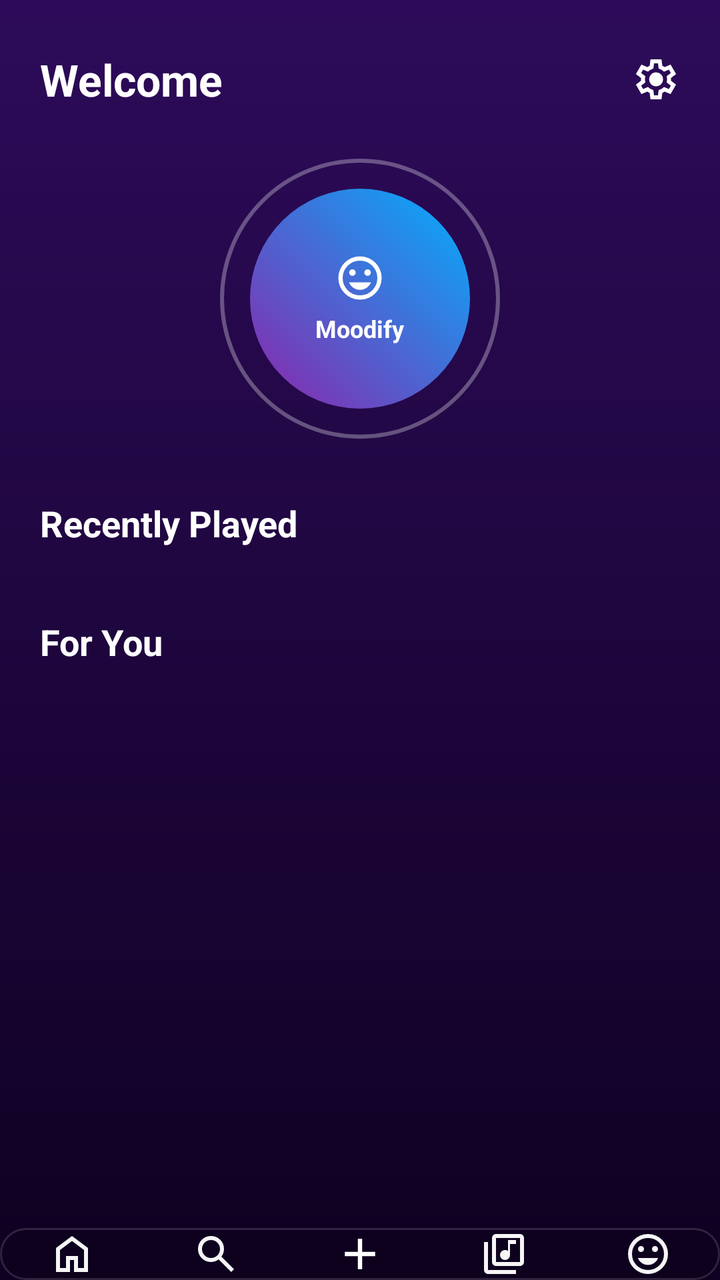
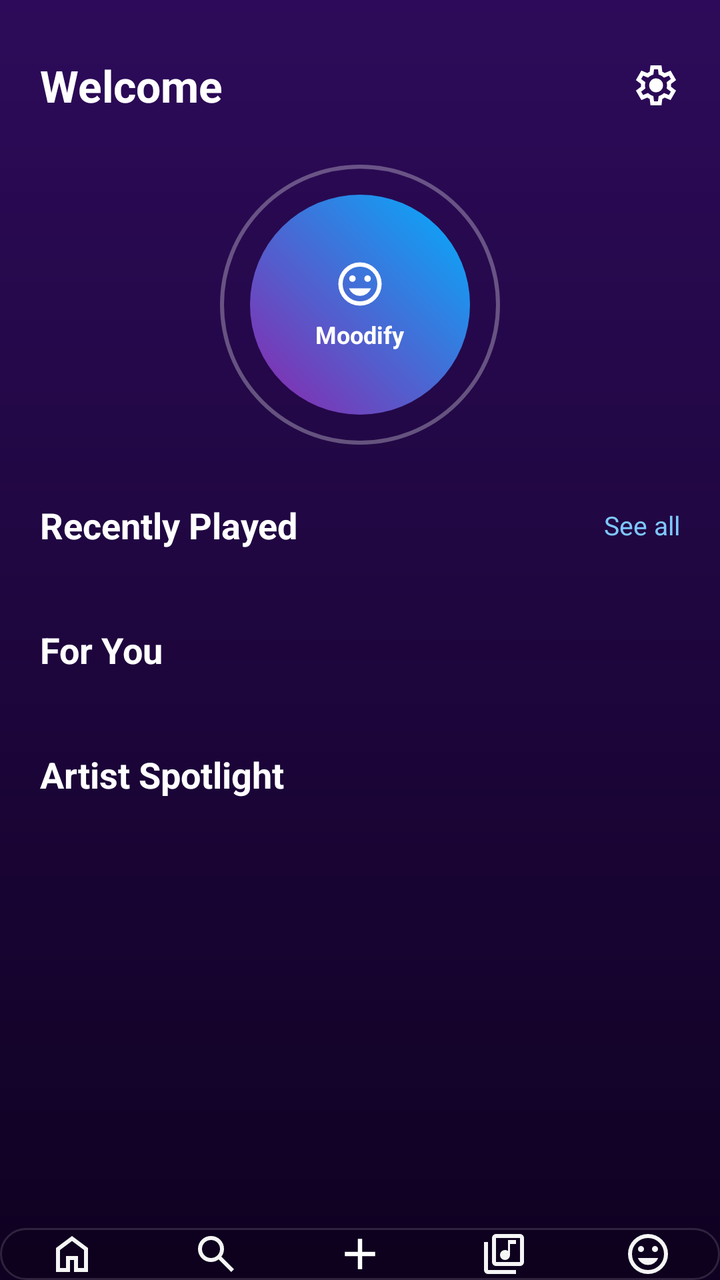

The first picture is an Android layout as it rendered before a commit; the second is the same layout after the commit. The layout source and the unified diff follow.
<!-- AndroidManifest.xml: application theme Theme.Tuneify_Final_Project -->
<!-- res/layout/activity_home_home.xml -->
<?xml version="1.0" encoding="utf-8"?>
<androidx.constraintlayout.widget.ConstraintLayout
    xmlns:android="http://schemas.android.com/apk/res/android"
    xmlns:app="http://schemas.android.com/apk/res-auto"
    xmlns:tools="http://schemas.android.com/tools"
    android:id="@+id/main"
    android:layout_width="match_parent"
    android:layout_height="match_parent"
    android:background="@drawable/bg_main_gradient">

    <TextView
        android:id="@+id/tv_home_welcome"
        android:layout_width="wrap_content"
        android:layout_height="wrap_content"
        android:text="Welcome"
        android:textColor="#FFFFFF"
        android:textSize="22sp"
        android:textStyle="bold"
        android:layout_marginTop="25dp"
        android:layout_marginStart="20dp"
        app:layout_constraintTop_toTopOf="parent"
        app:layout_constraintStart_toStartOf="parent"/>

    <ImageView
        android:id="@+id/iv_home_settings"
        android:layout_width="24dp"
        android:layout_height="24dp"
        android:layout_marginEnd="20dp"
        android:src="@drawable/settings_icon"
        app:tint="#FFFFFF"
        app:layout_constraintTop_toTopOf="@id/tv_home_welcome"
        app:layout_constraintBottom_toBottomOf="@id/tv_home_welcome"
        app:layout_constraintEnd_toEndOf="parent"/>

    <androidx.core.widget.NestedScrollView
        android:layout_width="match_parent"
        android:layout_height="0dp"
        android:layout_marginTop="10dp"
        android:fillViewport="true"
        app:layout_constraintTop_toBottomOf="@id/tv_home_welcome"
        app:layout_constraintBottom_toTopOf="@id/bottom_nav_container">

        <LinearLayout
            android:layout_width="match_parent"
            android:layout_height="wrap_content"
            android:orientation="vertical"
            android:paddingBottom="20dp">

            <FrameLayout
                android:layout_width="wrap_content"
                android:layout_height="wrap_content"
                android:layout_gravity="center"
                android:layout_marginTop="15dp">

                <View
                    android:layout_width="140dp"
                    android:layout_height="140dp"
                    android:background="@drawable/mood_circle_perimeter"/>

                <LinearLayout
                    android:id="@+id/btn_scan_mood"
                    android:layout_width="110dp"
                    android:layout_height="110dp"
                    android:layout_gravity="center"
                    android:background="@drawable/mood_circle_gradient"
                    android:gravity="center"
                    android:orientation="vertical"
                    android:clickable="true"
                    android:focusable="true">

                    <ImageView
                        android:layout_width="26dp"
                        android:layout_height="26dp"
                        android:src="@drawable/mood_icon"
                        app:tint="#FFFFFF"/>

                    <TextView
                        android:layout_width="wrap_content"
                        android:layout_height="wrap_content"
                        android:text="Moodify"
                        android:textColor="#FFFFFF"
                        android:textStyle="bold"
                        android:textSize="12sp"
                        android:layout_marginTop="4dp"/>
                </LinearLayout>
            </FrameLayout>

            <TextView
                android:layout_width="wrap_content"
                android:layout_height="wrap_content"
                android:text="Recently Played"
                android:textColor="#FFFFFF"
                android:textSize="18sp"
                android:textStyle="bold"
                android:layout_marginStart="20dp"
                android:layout_marginTop="30dp"/>

            <androidx.recyclerview.widget.RecyclerView
                android:id="@+id/rv_recent_playlists"
                android:layout_width="match_parent"
                android:layout_height="wrap_content"
                android:layout_marginTop="10dp"
                android:orientation="horizontal"
                android:paddingStart="12dp"
                android:clipToPadding="false"
                app:layoutManager="androidx.recyclerview.widget.LinearLayoutManager"
                tools:listitem="@layout/item_recent_song"/>

            <TextView
                android:layout_width="wrap_content"
                android:layout_height="wrap_content"
                android:text="For You"
                android:textColor="#FFFFFF"
                android:textSize="18sp"
                android:textStyle="bold"
                android:layout_marginStart="20dp"
                android:layout_marginTop="25dp"/>

            <androidx.recyclerview.widget.RecyclerView
                android:id="@+id/rv_for_you"
                android:layout_width="match_parent"
                android:layout_height="wrap_content"
                android:layout_marginTop="10dp"
                android:paddingHorizontal="15dp"
                app:layoutManager="androidx.recyclerview.widget.LinearLayoutManager"
                tools:listitem="@layout/item_playlist_row"/>

        </LinearLayout>
    </androidx.core.widget.NestedScrollView>


    <include
        android:id="@+id/cv_now_playing_bar"
        layout="@layout/layout_now_playing_bar"
        android:layout_width="0dp"
        android:layout_height="68dp"
        android:visibility="gone"
        app:layout_constraintBottom_toTopOf="@id/bottom_nav_container"
        app:layout_constraintStart_toStartOf="parent"
        app:layout_constraintEnd_toEndOf="parent" />

    
    <include
        android:id="@+id/bottom_nav_container"
        layout="@layout/layout_bottom_nav"
        android:layout_width="0dp"
        android:layout_height="wrap_content"
        app:layout_constraintBottom_toBottomOf="parent"
        app:layout_constraintStart_toStartOf="parent"
        app:layout_constraintEnd_toEndOf="parent" />

</androidx.constraintlayout.widget.ConstraintLayout>
<!-- res/layout/item_recent_song.xml (included above) -->
<?xml version="1.0" encoding="utf-8"?>
<LinearLayout xmlns:android="http://schemas.android.com/apk/res/android"
    xmlns:app="http://schemas.android.com/apk/res-auto"
    android:layout_width="160dp"
    android:layout_height="wrap_content"
    android:orientation="vertical"
    android:layout_margin="8dp"
    android:padding="12dp"
    android:background="@drawable/glass_card">

    <com.google.android.material.imageview.ShapeableImageView
        android:id="@+id/iv_playlist_thumb"
        android:layout_width="match_parent"
        android:layout_height="120dp"
        android:scaleType="centerCrop"
        android:src="@android:drawable/ic_menu_gallery"
        app:shapeAppearanceOverlay="@style/RoundedSquare" />

    <TextView
        android:id="@+id/tv_playlist_title"
        android:layout_width="match_parent"
        android:layout_height="wrap_content"
        android:text="Workout Playlist"
        android:textColor="#FFFFFF"
        android:textStyle="bold"
        android:textSize="14sp"
        android:layout_marginTop="10dp"
        android:maxLines="1"/>

    <TextView
        android:id="@+id/tv_playlist_artist"
        android:layout_width="match_parent"
        android:layout_height="wrap_content"
        android:text="M83"
        android:textColor="#B3FFFFFF"
        android:textSize="12sp"
        android:maxLines="1"/>
</LinearLayout>
<!-- res/layout/item_playlist_row.xml (included above) -->
<?xml version="1.0" encoding="utf-8"?>
<androidx.cardview.widget.CardView
    xmlns:android="http://schemas.android.com/apk/res/android"
    xmlns:app="http://schemas.android.com/apk/res-auto"
    android:layout_width="match_parent"
    android:layout_height="wrap_content"
    android:layout_marginVertical="6dp"
    app:cardBackgroundColor="#1AFFFFFF"
    app:cardCornerRadius="12dp"
    app:cardElevation="0dp">

    <LinearLayout
        android:layout_width="match_parent"
        android:layout_height="wrap_content"
        android:gravity="center_vertical"
        android:orientation="horizontal"
        android:padding="10dp">

        <androidx.cardview.widget.CardView
            android:layout_width="60dp"
            android:layout_height="60dp"
            app:cardCornerRadius="8dp"
            app:cardElevation="0dp">
            <ImageView
                android:id="@+id/iv_playlist_thumb"
                android:layout_width="match_parent"
                android:layout_height="match_parent"
                android:scaleType="centerCrop"
                android:src="@android:drawable/ic_menu_gallery" />
        </androidx.cardview.widget.CardView>

        <LinearLayout
            android:layout_width="0dp"
            android:layout_height="wrap_content"
            android:layout_marginStart="15dp"
            android:layout_weight="1"
            android:orientation="vertical">
            <TextView
                android:id="@+id/tv_playlist_name"
                android:layout_width="wrap_content"
                android:layout_height="wrap_content"
                android:text="Playlist Name"
                android:textColor="#FFFFFF"
                android:textSize="16sp"
                android:textStyle="bold" />
            <TextView
                android:id="@+id/tv_playlist_details"
                android:layout_width="wrap_content"
                android:layout_height="wrap_content"
                android:text="Subtitle info"
                android:textColor="#B3FFFFFF"
                android:textSize="13sp" />
        </LinearLayout>
    </LinearLayout>
</androidx.cardview.widget.CardView>
<!-- res/layout/layout_now_playing_bar.xml (included above) -->
<?xml version="1.0" encoding="utf-8"?>
<RelativeLayout
    xmlns:android="http://schemas.android.com/apk/res/android"
    xmlns:app="http://schemas.android.com/apk/res-auto"
    android:id="@+id/cv_now_playing_bar"
    android:layout_width="match_parent"
    android:layout_height="64dp"
    android:layout_marginStart="12dp"
    android:layout_marginEnd="12dp"
    android:layout_marginBottom="8dp"
    android:background="@drawable/glass_card"
    android:paddingStart="10dp"
    android:paddingEnd="10dp">

    
    <ImageView
        android:id="@+id/iv_now_playing_thumb"
        android:layout_width="46dp"
        android:layout_height="46dp"
        android:layout_centerVertical="true"
        android:layout_alignParentStart="true"
        android:scaleType="centerCrop"
        android:src="@drawable/add_playlist_cover" />

    
    <ImageView
        android:id="@+id/iv_now_playing_play_pause"
        android:layout_width="36dp"
        android:layout_height="36dp"
        android:layout_alignParentEnd="true"
        android:layout_centerVertical="true"
        android:layout_marginEnd="4dp"
        android:src="@drawable/play_icon"
        app:tint="#FFFFFF" />

    
    <LinearLayout
        android:layout_width="match_parent"
        android:layout_height="wrap_content"
        android:layout_toEndOf="@id/iv_now_playing_thumb"
        android:layout_toStartOf="@id/iv_now_playing_play_pause"
        android:layout_centerVertical="true"
        android:layout_marginStart="12dp"
        android:layout_marginEnd="8dp"
        android:orientation="vertical">

        <TextView
            android:id="@+id/tv_now_playing_title"
            android:layout_width="match_parent"
            android:layout_height="wrap_content"
            android:text="Not Playing"
            android:textColor="#FFFFFF"
            android:textStyle="bold"
            android:textSize="14sp"
            android:maxLines="1"
            android:ellipsize="marquee"
            android:marqueeRepeatLimit="marquee_forever"
            android:focusable="true"
            android:focusableInTouchMode="true"
            android:singleLine="true"/>

        <TextView
            android:id="@+id/tv_now_playing_artist"
            android:layout_width="match_parent"
            android:layout_height="wrap_content"
            android:text="Select a song"
            android:textColor="#DDFFFFFF"
            android:textSize="12sp"
            android:maxLines="1"
            android:ellipsize="end"/>

    </LinearLayout>

</RelativeLayout>
<!-- res/layout/layout_bottom_nav.xml (included above) -->
<?xml version="1.0" encoding="utf-8"?>
<LinearLayout xmlns:android="http://schemas.android.com/apk/res/android"
    xmlns:app="http://schemas.android.com/apk/res-auto"
    android:id="@+id/bottom_nav_container"
    android:layout_width="match_parent"
    android:layout_height="64dp"
    android:layout_marginStart="20dp"
    android:layout_marginEnd="20dp"
    android:layout_marginBottom="18dp"
    android:background="@drawable/glass_card"
    android:orientation="horizontal"
    android:weightSum="5"
    android:gravity="center"
    android:elevation="8dp">

    <ImageView
        android:id="@+id/nav_home"
        android:layout_width="0dp"
        android:layout_height="24dp"
        android:layout_weight="1"
        android:src="@drawable/home_icon"
        app:tint="#B3FFFFFF"/>

    <ImageView
        android:id="@+id/nav_search"
        android:layout_width="0dp"
        android:layout_height="24dp"
        android:layout_weight="1"
        android:src="@drawable/search_icon"
        app:tint="#B3FFFFFF"/>

    <ImageView
        android:id="@+id/nav_create"
        android:layout_width="0dp"
        android:layout_height="26dp"
        android:layout_weight="1"
        android:src="@drawable/add_icon"
        app:tint="#FFFFFF"/>

    <ImageView
        android:id="@+id/nav_library"
        android:layout_width="0dp"
        android:layout_height="24dp"
        android:layout_weight="1"
        android:src="@drawable/library_icon"
        app:tint="#B3FFFFFF"/>

    <ImageView
        android:id="@+id/nav_mood"
        android:layout_width="0dp"
        android:layout_height="24dp"
        android:layout_weight="1"
        android:src="@drawable/mood_icon"
        app:tint="#B3FFFFFF"/>

</LinearLayout>
<!-- resources referenced by this layout -->
<resources>
  <!-- drawable add_icon (drawable) -->
  <vector xmlns:android="http://schemas.android.com/apk/res/android"
      android:width="24dp"
      android:height="24dp"
      android:viewportWidth="960"
      android:viewportHeight="960">
    <path
        android:pathData="M440,520L200,520v-80h240v-240h80v240h240v80L520,520v240h-80v-240Z"
        android:fillColor="#e3e3e3"/>
  </vector>
  <!-- drawable add_playlist_cover (drawable) -->
  <vector xmlns:android="http://schemas.android.com/apk/res/android"
      android:width="24dp"
      android:height="24dp"
      android:viewportWidth="960"
      android:viewportHeight="960">
    <path
        android:pathData="M480,480ZM200,840q-33,0 -56.5,-23.5T120,760v-560q0,-33 23.5,-56.5T200,120h320v80L200,200v560h560v-320h80v320q0,33 -23.5,56.5T760,840L200,840ZM240,680h480L570,480 450,640l-90,-120 -120,160ZM680,360v-80h-80v-80h80v-80h80v80h80v80h-80v80h-80Z"
        android:fillColor="#e3e3e3"/>
  </vector>
  <!-- drawable bg_main_gradient (drawable) -->
  <?xml version="1.0" encoding="utf-8"?>
  <shape xmlns:android="http://schemas.android.com/apk/res/android"
      android:shape="rectangle">
      <gradient
          android:startColor="#2D0B5A"
          android:endColor="#0F0121"
          android:angle="270" />
  </shape>
  <!-- drawable glass_card (drawable) -->
  <?xml version="1.0" encoding="utf-8"?>
  <shape xmlns:android="http://schemas.android.com/apk/res/android">
  
      <solid android:color="#1C000000"/>
  
      <corners android:radius="22dp"/>
  
      <stroke
          android:width="1dp"
          android:color="#22FFFFFF"/>
  
  </shape>
  <!-- drawable home_icon (drawable) -->
  <vector xmlns:android="http://schemas.android.com/apk/res/android"
      android:width="24dp"
      android:height="24dp"
      android:viewportWidth="960"
      android:viewportHeight="960">
    <path
        android:pathData="M240,760h120v-240h240v240h120v-360L480,220 240,400v360ZM160,840v-480l320,-240 320,240v480L520,840v-240h-80v240L160,840ZM480,490Z"
        android:fillColor="#e3e3e3"/>
  </vector>
  <!-- drawable mood_circle_gradient (drawable) -->
  <?xml version="1.0" encoding="utf-8"?>
  <shape xmlns:android="http://schemas.android.com/apk/res/android"
      android:shape="oval">
      <gradient
          android:startColor="#8E24AA"
          android:endColor="#00B0FF"
          android:angle="45"
          android:type="linear" />
  </shape>
  <!-- drawable mood_circle_perimeter (drawable) -->
  <?xml version="1.0" encoding="utf-8"?>
  <shape xmlns:android="http://schemas.android.com/apk/res/android"
      android:shape="oval">
      <stroke
          android:width="2dp"
          android:color="#4DFFFFFF" /> <padding
      android:bottom="15dp"
      android:left="15dp"
      android:right="15dp"
      android:top="15dp" />
  </shape>
  <!-- drawable play_icon (drawable) -->
  <vector xmlns:android="http://schemas.android.com/apk/res/android"
      android:width="24dp"
      android:height="24dp"
      android:viewportWidth="960"
      android:viewportHeight="960">
    <path
        android:pathData="M320,760v-560l440,280 -440,280ZM400,480ZM400,614 L610,480 400,346v268Z"
        android:fillColor="#e3e3e3"/>
  </vector>
  <!-- drawable search_icon (drawable) -->
  <vector xmlns:android="http://schemas.android.com/apk/res/android"
      android:width="24dp"
      android:height="24dp"
      android:viewportWidth="960"
      android:viewportHeight="960">
    <path
        android:pathData="M784,840 L532,588q-30,24 -69,38t-83,14q-109,0 -184.5,-75.5T120,380q0,-109 75.5,-184.5T380,120q109,0 184.5,75.5T640,380q0,44 -14,83t-38,69l252,252 -56,56ZM380,560q75,0 127.5,-52.5T560,380q0,-75 -52.5,-127.5T380,200q-75,0 -127.5,52.5T200,380q0,75 52.5,127.5T380,560Z"
        android:fillColor="#e3e3e3"/>
  </vector>
  <style name="RoundedSquare">
          <item name="cornerFamily">rounded</item>
          <item name="cornerSize">16dp</item>
      </style>
  <style name="Theme.Tuneify_Final_Project" parent="Base.Theme.Tuneify_Final_Project" />
  <style name="Base.Theme.Tuneify_Final_Project" parent="Theme.Material3.DayNight.NoActionBar">
          
          
      </style>
  <!-- unchanged entries left out for length: 3 -->
</resources>

<!-- the commit's change to res/layout/activity_home_home.xml (unified diff, before → after) -->
@@ -3,23 +3,24 @@
     xmlns:android="http://schemas.android.com/apk/res/android"
     xmlns:app="http://schemas.android.com/apk/res-auto"
     xmlns:tools="http://schemas.android.com/tools"
-    android:id="@+id/main"
     android:layout_width="match_parent"
     android:layout_height="match_parent"
     android:background="@drawable/bg_main_gradient">
 
+    
     <TextView
         android:id="@+id/tv_home_welcome"
-        android:layout_width="wrap_content"
+        android:layout_width="0dp"
         android:layout_height="wrap_content"
         android:text="Welcome"
         android:textColor="#FFFFFF"
         android:textSize="22sp"
         android:textStyle="bold"
-        android:layout_marginTop="25dp"
+        android:layout_marginTop="28dp"
         android:layout_marginStart="20dp"
         app:layout_constraintTop_toTopOf="parent"
-        app:layout_constraintStart_toStartOf="parent"/>
+        app:layout_constraintStart_toStartOf="parent"
+        app:layout_constraintEnd_toStartOf="@id/iv_home_settings"/>
 
     <ImageView
         android:id="@+id/iv_home_settings"
@@ -27,18 +28,19 @@
         android:layout_height="24dp"
         android:layout_marginEnd="20dp"
         android:src="@drawable/settings_icon"
-        app:tint="#FFFFFF"
         app:layout_constraintTop_toTopOf="@id/tv_home_welcome"
         app:layout_constraintBottom_toBottomOf="@id/tv_home_welcome"
-        app:layout_constraintEnd_toEndOf="parent"/>
-
+        app:layout_constraintEnd_toEndOf="parent"
+        app:tint="#FFFFFF" />
+
+    
     <androidx.core.widget.NestedScrollView
         android:layout_width="match_parent"
         android:layout_height="0dp"
         android:layout_marginTop="10dp"
         android:fillViewport="true"
         app:layout_constraintTop_toBottomOf="@id/tv_home_welcome"
-        app:layout_constraintBottom_toTopOf="@id/bottom_nav_container">
+        app:layout_constraintBottom_toTopOf="@id/cv_now_playing_bar">
 
         <LinearLayout
             android:layout_width="match_parent"
@@ -46,6 +48,7 @@
             android:orientation="vertical"
             android:paddingBottom="20dp">
 
+            
             <FrameLayout
                 android:layout_width="wrap_content"
                 android:layout_height="wrap_content"
@@ -72,7 +75,7 @@
                         android:layout_width="26dp"
                         android:layout_height="26dp"
                         android:src="@drawable/mood_icon"
-                        app:tint="#FFFFFF"/>
+                        app:tint="#FFFFFF" />
 
                     <TextView
                         android:layout_width="wrap_content"
@@ -82,30 +85,51 @@
                         android:textStyle="bold"
                         android:textSize="12sp"
                         android:layout_marginTop="4dp"/>
+
                 </LinearLayout>
             </FrameLayout>
 
-            <TextView
-                android:layout_width="wrap_content"
-                android:layout_height="wrap_content"
-                android:text="Recently Played"
-                android:textColor="#FFFFFF"
-                android:textSize="18sp"
-                android:textStyle="bold"
-                android:layout_marginStart="20dp"
-                android:layout_marginTop="30dp"/>
+            
+            <RelativeLayout
+                android:layout_width="match_parent"
+                android:layout_height="wrap_content"
+                android:layout_marginTop="28dp"
+                android:paddingHorizontal="20dp">
+
+                <TextView
+                    android:layout_width="wrap_content"
+                    android:layout_height="wrap_content"
+                    android:text="Recently Played"
+                    android:textColor="#FFFFFF"
+                    android:textSize="18sp"
+                    android:textStyle="bold"
+                    android:layout_alignParentStart="true"
+                    android:layout_centerVertical="true"/>
+
+                <TextView
+                    android:id="@+id/tv_see_all"
+                    android:layout_width="wrap_content"
+                    android:layout_height="wrap_content"
+                    android:text="See all"
+                    android:textColor="#7EC8FF"
+                    android:textSize="13sp"
+                    android:layout_alignParentEnd="true"
+                    android:layout_centerVertical="true"/>
+
+            </RelativeLayout>
 
             <androidx.recyclerview.widget.RecyclerView
                 android:id="@+id/rv_recent_playlists"
                 android:layout_width="match_parent"
                 android:layout_height="wrap_content"
                 android:layout_marginTop="10dp"
+                android:paddingStart="16dp"
+                android:paddingEnd="8dp"
+                android:clipToPadding="false"
                 android:orientation="horizontal"
-                android:paddingStart="12dp"
-                android:clipToPadding="false"
-                app:layoutManager="androidx.recyclerview.widget.LinearLayoutManager"
-                tools:listitem="@layout/item_recent_song"/>
-
+                app:layoutManager="androidx.recyclerview.widget.LinearLayoutManager"/>
+
+            
             <TextView
                 android:layout_width="wrap_content"
                 android:layout_height="wrap_content"
@@ -114,21 +138,44 @@
                 android:textSize="18sp"
                 android:textStyle="bold"
                 android:layout_marginStart="20dp"
-                android:layout_marginTop="25dp"/>
+                android:layout_marginTop="28dp"
+                android:layout_marginBottom="10dp"/>
 
             <androidx.recyclerview.widget.RecyclerView
                 android:id="@+id/rv_for_you"
                 android:layout_width="match_parent"
                 android:layout_height="wrap_content"
-                android:layout_marginTop="10dp"
                 android:paddingHorizontal="15dp"
-                app:layoutManager="androidx.recyclerview.widget.LinearLayoutManager"
-                tools:listitem="@layout/item_playlist_row"/>
+                android:nestedScrollingEnabled="false"
+                app:layoutManager="androidx.recyclerview.widget.LinearLayoutManager"/>
+
+            
+            <TextView
+                android:layout_width="wrap_content"
+                android:layout_height="wrap_content"
+                android:text="Artist Spotlight"
+                android:textColor="#FFFFFF"
+                android:textSize="18sp"
+                android:textStyle="bold"
+                android:layout_marginStart="20dp"
+                android:layout_marginTop="28dp"
+                android:layout_marginBottom="10dp"/>
+
+            <androidx.recyclerview.widget.RecyclerView
+                android:id="@+id/rv_artist_spotlight"
+                android:layout_width="match_parent"
+                android:layout_height="wrap_content"
+                android:layout_marginBottom="12dp"
+                android:paddingStart="16dp"
+                android:paddingEnd="8dp"
+                android:clipToPadding="false"
+                android:orientation="horizontal"
+                app:layoutManager="androidx.recyclerview.widget.LinearLayoutManager"/>
 
         </LinearLayout>
     </androidx.core.widget.NestedScrollView>
 
-
+    
     <include
         android:id="@+id/cv_now_playing_bar"
         layout="@layout/layout_now_playing_bar"
@@ -137,7 +184,7 @@
         android:visibility="gone"
         app:layout_constraintBottom_toTopOf="@id/bottom_nav_container"
         app:layout_constraintStart_toStartOf="parent"
-        app:layout_constraintEnd_toEndOf="parent" />
+        app:layout_constraintEnd_toEndOf="parent"/>
 
     
     <include
@@ -147,104 +194,9 @@
         android:layout_height="wrap_content"
         app:layout_constraintBottom_toBottomOf="parent"
         app:layout_constraintStart_toStartOf="parent"
-        app:layout_constraintEnd_toEndOf="parent" />
+        app:layout_constraintEnd_toEndOf="parent"/>
 
 </androidx.constraintlayout.widget.ConstraintLayout>
-<!-- res/layout/item_recent_song.xml (included above) -->
-<?xml version="1.0" encoding="utf-8"?>
-<LinearLayout xmlns:android="http://schemas.android.com/apk/res/android"
-    xmlns:app="http://schemas.android.com/apk/res-auto"
-    android:layout_width="160dp"
-    android:layout_height="wrap_content"
-    android:orientation="vertical"
-    android:layout_margin="8dp"
-    android:padding="12dp"
-    android:background="@drawable/glass_card">
-
-    <com.google.android.material.imageview.ShapeableImageView
-        android:id="@+id/iv_playlist_thumb"
-        android:layout_width="match_parent"
-        android:layout_height="120dp"
-        android:scaleType="centerCrop"
-        android:src="@android:drawable/ic_menu_gallery"
-        app:shapeAppearanceOverlay="@style/RoundedSquare" />
-
-    <TextView
-        android:id="@+id/tv_playlist_title"
-        android:layout_width="match_parent"
-        android:layout_height="wrap_content"
-        android:text="Workout Playlist"
-        android:textColor="#FFFFFF"
-        android:textStyle="bold"
-        android:textSize="14sp"
-        android:layout_marginTop="10dp"
-        android:maxLines="1"/>
-
-    <TextView
-        android:id="@+id/tv_playlist_artist"
-        android:layout_width="match_parent"
-        android:layout_height="wrap_content"
-        android:text="M83"
-        android:textColor="#B3FFFFFF"
-        android:textSize="12sp"
-        android:maxLines="1"/>
-</LinearLayout>
-<!-- res/layout/item_playlist_row.xml (included above) -->
-<?xml version="1.0" encoding="utf-8"?>
-<androidx.cardview.widget.CardView
-    xmlns:android="http://schemas.android.com/apk/res/android"
-    xmlns:app="http://schemas.android.com/apk/res-auto"
-    android:layout_width="match_parent"
-    android:layout_height="wrap_content"
-    android:layout_marginVertical="6dp"
-    app:cardBackgroundColor="#1AFFFFFF"
-    app:cardCornerRadius="12dp"
-    app:cardElevation="0dp">
-
-    <LinearLayout
-        android:layout_width="match_parent"
-        android:layout_height="wrap_content"
-        android:gravity="center_vertical"
-        android:orientation="horizontal"
-        android:padding="10dp">
-
-        <androidx.cardview.widget.CardView
-            android:layout_width="60dp"
-            android:layout_height="60dp"
-            app:cardCornerRadius="8dp"
-            app:cardElevation="0dp">
-            <ImageView
-                android:id="@+id/iv_playlist_thumb"
-                android:layout_width="match_parent"
-                android:layout_height="match_parent"
-                android:scaleType="centerCrop"
-                android:src="@android:drawable/ic_menu_gallery" />
-        </androidx.cardview.widget.CardView>
-
-        <LinearLayout
-            android:layout_width="0dp"
-            android:layout_height="wrap_content"
-            android:layout_marginStart="15dp"
-            android:layout_weight="1"
-            android:orientation="vertical">
-            <TextView
-                android:id="@+id/tv_playlist_name"
-                android:layout_width="wrap_content"
-                android:layout_height="wrap_content"
-                android:text="Playlist Name"
-                android:textColor="#FFFFFF"
-                android:textSize="16sp"
-                android:textStyle="bold" />
-            <TextView
-                android:id="@+id/tv_playlist_details"
-                android:layout_width="wrap_content"
-                android:layout_height="wrap_content"
-                android:text="Subtitle info"
-                android:textColor="#B3FFFFFF"
-                android:textSize="13sp" />
-        </LinearLayout>
-    </LinearLayout>
-</androidx.cardview.widget.CardView>
 <!-- res/layout/layout_now_playing_bar.xml (included above) -->
 <?xml version="1.0" encoding="utf-8"?>
 <RelativeLayout
<!-- resource entries referenced after the edit -->
@@ -94,10 +94,6 @@
         android:pathData="M784,840 L532,588q-30,24 -69,38t-83,14q-109,0 -184.5,-75.5T120,380q0,-109 75.5,-184.5T380,120q109,0 184.5,75.5T640,380q0,44 -14,83t-38,69l252,252 -56,56ZM380,560q75,0 127.5,-52.5T560,380q0,-75 -52.5,-127.5T380,200q-75,0 -127.5,52.5T200,380q0,75 52.5,127.5T380,560Z"
         android:fillColor="#e3e3e3"/>
   </vector>
-  <style name="RoundedSquare">
-          <item name="cornerFamily">rounded</item>
-          <item name="cornerSize">16dp</item>
-      </style>
   <style name="Theme.Tuneify_Final_Project" parent="Base.Theme.Tuneify_Final_Project" />
   <style name="Base.Theme.Tuneify_Final_Project" parent="Theme.Material3.DayNight.NoActionBar">
           
